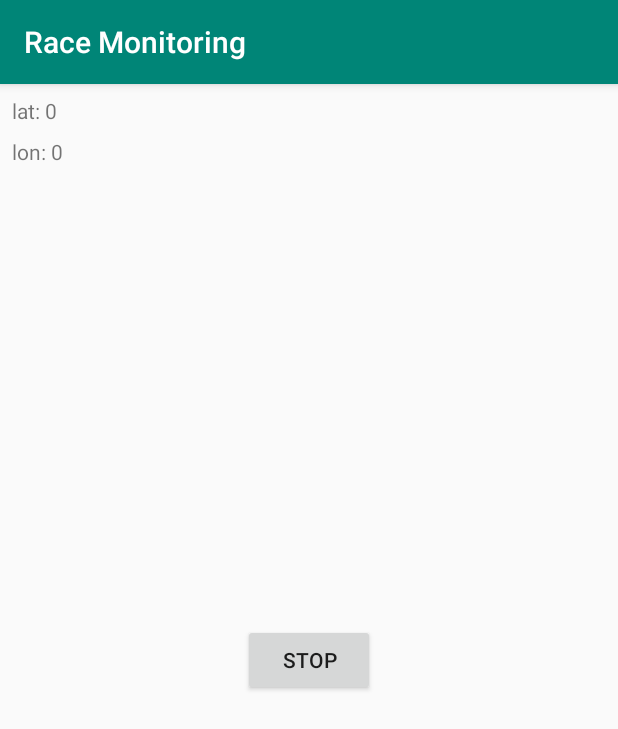
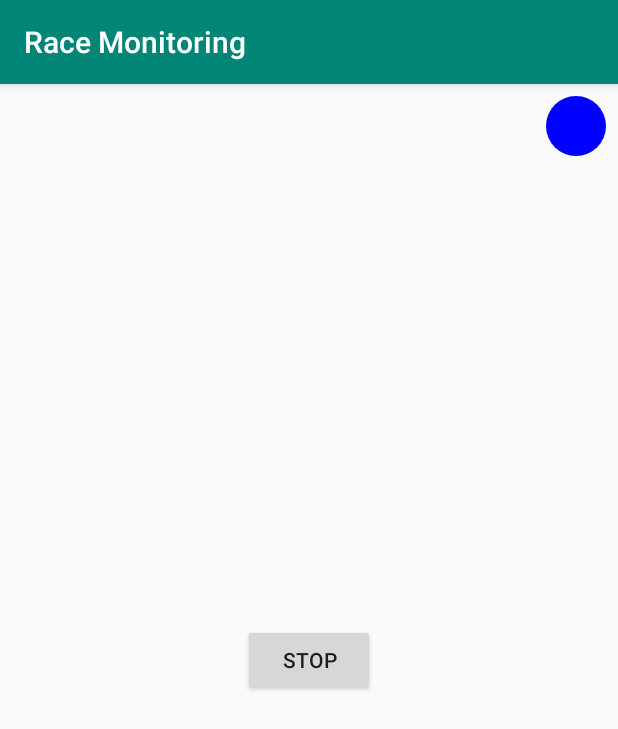
Before and after one commit to qlem/race-monitoring, an Android app: the screen it shows after launch (MainActivity), after a tap on "START", on a phone screen of 412 x 824 dp. Shown: the top 729 px of the screen. Run offline under Robolectric (Android 15) with nearby library versions, the phone set to English and light mode, and no system bars.

Commit message:
recording indicator

```diff
--- a/app/src/main/java/com/example/qlem/racemonitoring/MainActivity.java
+++ b/app/src/main/java/com/example/qlem/racemonitoring/MainActivity.java
@@ -15,7 +15,6 @@ import android.support.v7.app.AppCompatActivity;
 import android.os.Bundle;
 import android.view.View;
 import android.widget.Button;
-import android.widget.TextView;
 import android.widget.Toast;
 
 import java.util.ArrayList;
@@ -29,12 +28,13 @@ public class MainActivity extends AppCompatActivity {
     private final int REQUEST_WRITE_EXTERNAL_STORAGE_CODE = 2;
     LocationManager locationManager;
     List<Location> locations;
+    RecordingIndicatorView recordingIndicator;
 
     LocationListener locationListener = new LocationListener() {
 
         @Override
         public void onLocationChanged(Location location) {
-            updateUI(location);
+            recordingIndicator.locationUpdate();
             locations.add(location);
         }
 
@@ -47,14 +47,6 @@ public class MainActivity extends AppCompatActivity {
         @Override
         public void onProviderDisabled(String provider) {}
     };
-
-    // For test
-    private void updateUI(Location location) {
-        TextView latitudeView = findViewById(R.id.latitude);
-        TextView longitudeView = findViewById(R.id.longitude);
-        latitudeView.setText(String.format("lat: %s", location.getLatitude()));
-        longitudeView.setText(String.format("lon: %s", location.getLongitude()));
-    }
 
     private void getLocationPermission() {
         if (ContextCompat.checkSelfPermission(this,
@@ -74,6 +66,7 @@ public class MainActivity extends AppCompatActivity {
             locationManager.requestLocationUpdates(LocationManager.GPS_PROVIDER, 5000,
                     0, locationListener);
             monitoringState = MonitoringState.ENABLED;
+            recordingIndicator.startRecording();
             setStopMonitoringButton();
         }
     }
@@ -118,6 +111,7 @@ public class MainActivity extends AppCompatActivity {
 
                 locationManager.removeUpdates(locationListener);
                 monitoringState = MonitoringState.DISABLED;
+                recordingIndicator.stopRecording();
                 setStartMonitoringButton();
 
                 if (locations.size() == 0) {
@@ -142,6 +136,7 @@ public class MainActivity extends AppCompatActivity {
         super.onCreate(savedInstanceState);
         setContentView(R.layout.activity_main);
 
+        recordingIndicator = findViewById(R.id.recording_indicator);
         monitoringState = MonitoringState.DISABLED;
         locationManager = (LocationManager) getSystemService(Context.LOCATION_SERVICE);
         locations = new ArrayList<>();
@@ -193,7 +188,6 @@ public class MainActivity extends AppCompatActivity {
     protected void onRestoreInstanceState (Bundle savedInstanceState) {
         String state = savedInstanceState.getString("monitoringState");
         if (state != null && state.equals(MonitoringState.ENABLED.name())) {
-            monitoringState = MonitoringState.ENABLED;
             locations = savedInstanceState.getParcelableArrayList("locations");
             getLocationPermission();
         }
--- a/app/src/main/java/com/example/qlem/racemonitoring/RaceReportActivity.java
+++ b/app/src/main/java/com/example/qlem/racemonitoring/RaceReportActivity.java
@@ -136,7 +136,7 @@ public class RaceReportActivity extends AppCompatActivity {
     @Override
     protected void onCreate(Bundle savedInstanceState) {
         super.onCreate(savedInstanceState);
-        setContentView(R.layout.activity_monitoring);
+        setContentView(R.layout.activity_race_report);
 
         Intent intent = getIntent();
         locations = intent.getParcelableArrayListExtra("locations");
--- /dev/null
+++ b/app/src/main/java/com/example/qlem/racemonitoring/RecordingIndicatorView.java
@@ -0,0 +1,65 @@
+package com.example.qlem.racemonitoring;
+
+import android.content.Context;
+import android.graphics.Canvas;
+import android.graphics.Color;
+import android.graphics.Paint;
+import android.util.AttributeSet;
+import android.view.View;
+
+public class RecordingIndicatorView extends View {
+
+    private Paint pen;
+
+    public RecordingIndicatorView(Context context) {
+        super(context);
+        init();
+    }
+
+    public RecordingIndicatorView(Context context, AttributeSet attrs) {
+        super(context, attrs);
+        init();
+    }
+
+    public RecordingIndicatorView(Context context, AttributeSet attrs, int defStyleAttr) {
+        super(context, attrs, defStyleAttr);
+        init();
+    }
+
+    public void locationUpdate() {
+        pen.setColor(Color.GREEN);
+        postDelayed(new Runnable() {
+            @Override
+            public void run() {
+                pen.setColor(Color.BLUE);
+                invalidate();
+            }
+        }, 1500);
+        invalidate();
+    }
+
+    public void stopRecording() {
+        pen.setColor(Color.RED);
+        invalidate();
+    }
+
+    public void startRecording() {
+        pen.setColor(Color.BLUE);
+        invalidate();
+    }
+
+    private void init() {
+        pen = new Paint(Paint.ANTI_ALIAS_FLAG);
+        pen.setColor(Color.RED);
+    }
+
+    @Override
+    protected void onDraw (Canvas canvas) {
+        canvas.drawCircle(30, 30, 30, pen);
+    }
+
+    @Override
+    protected void onMeasure (int widthMeasureSpec, int heightMeasureSpec) {
+        setMeasuredDimension(60, 60);
+    }
+}
--- a/app/src/main/res/layout/activity_main.xml
+++ b/app/src/main/res/layout/activity_main.xml
@@ -5,28 +5,6 @@
     android:layout_width="match_parent"
     android:layout_height="match_parent"
     tools:context=".MainActivity">
-
-    <TextView
-        android:id="@+id/latitude"
-        android:layout_width="wrap_content"
-        android:layout_height="wrap_content"
-        android:layout_marginStart="8dp"
-        android:layout_marginLeft="8dp"
-        android:layout_marginTop="8dp"
-        android:text="@string/latitude"
-        app:layout_constraintStart_toStartOf="parent"
-        app:layout_constraintTop_toTopOf="parent" />
-
-    <TextView
-        android:id="@+id/longitude"
-        android:layout_width="wrap_content"
-        android:layout_height="wrap_content"
-        android:layout_marginStart="8dp"
-        android:layout_marginLeft="8dp"
-        android:layout_marginTop="8dp"
-        android:text="@string/longitude"
-        app:layout_constraintStart_toStartOf="parent"
-        app:layout_constraintTop_toBottomOf="@+id/latitude" />
 
     <Button
         android:id="@+id/main_button"
@@ -39,4 +17,14 @@
         app:layout_constraintStart_toStartOf="parent"
         app:layout_constraintTop_toTopOf="parent" />
 
+    <com.example.qlem.racemonitoring.RecordingIndicatorView
+        android:id="@+id/recording_indicator"
+        android:layout_width="wrap_content"
+        android:layout_height="wrap_content"
+        android:layout_marginTop="8dp"
+        android:layout_marginEnd="8dp"
+        android:layout_marginRight="8dp"
+        app:layout_constraintEnd_toEndOf="parent"
+        app:layout_constraintTop_toTopOf="parent" />
+
 </android.support.constraint.ConstraintLayout>
--- a/app/src/main/res/values/strings.xml
+++ b/app/src/main/res/values/strings.xml
@@ -34,6 +34,4 @@
 
     <string name="permission_explanation">To do!</string>
     <string name="permission_exp_ok">OK</string>
-    <string name="latitude">lat: 0</string>
-    <string name="longitude">lon: 0</string>
 </resources>
```
Also changed, not shown: app/src/main/res/layout-land/activity_race_report.xml (renamed from app/src/main/res/layout-land/activity_monitoring.xml), app/src/main/res/layout/activity_race_report.xml (renamed from app/src/main/res/layout/activity_monitoring.xml).
